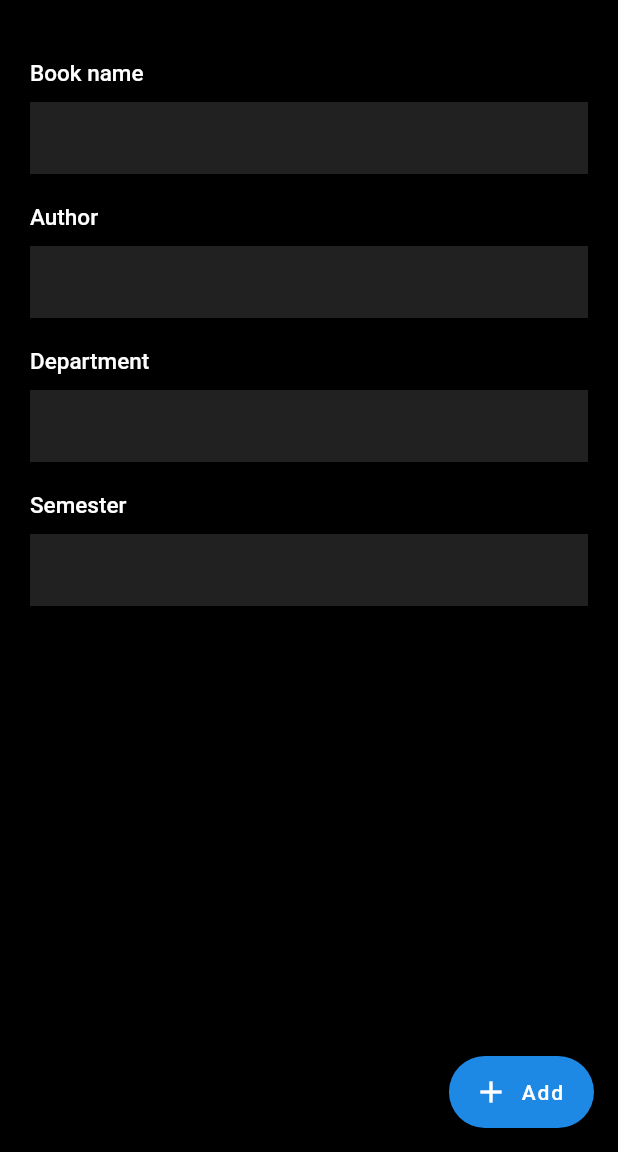
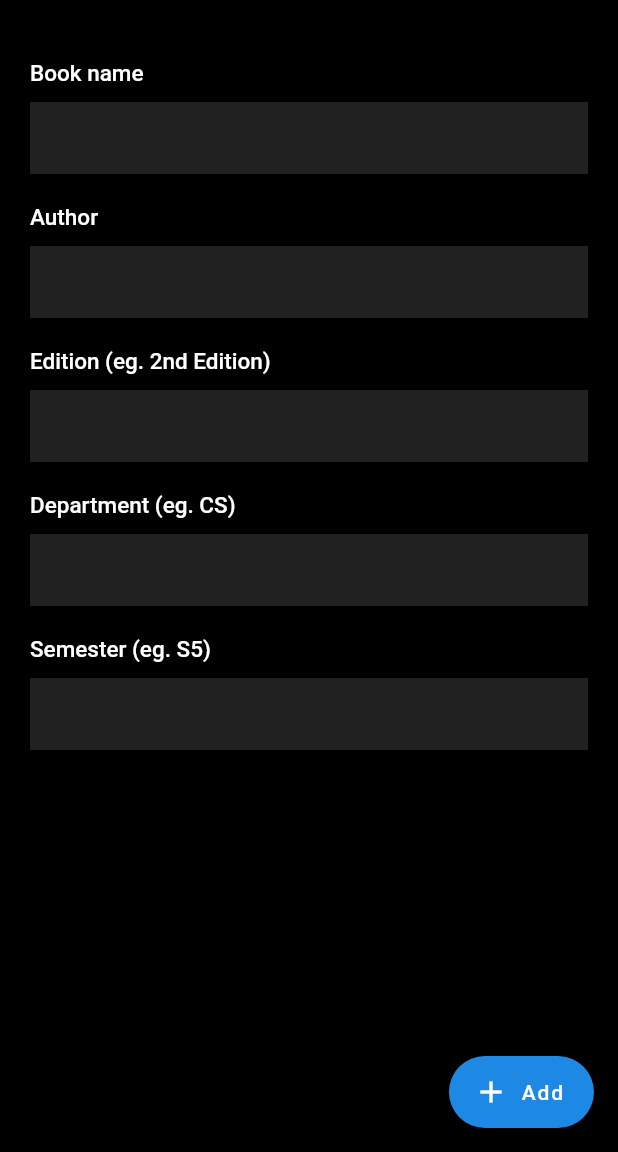
Before and after one commit to aKrRaC/bookopedia, a Flutter app: the screen it shows once a user with an empty profile is signed in, after a tap on "Add Books", on a phone screen of 412 x 824 dp, the part 84-1236 px from its top. Run offline on Flutter 3.47's test engine with Material 2 defaults, Android fonts, the phone set to English and light mode, and no system bars; our stand-ins replace cloud_firestore, firebase_auth, flutter_spinkit; missing offline and left inert: flappy_search_bar; accounts and stored records are empty.

Commit message:
minor changes and cleaups

```diff
--- a/lib/pages/Add_Books.dart
+++ b/lib/pages/Add_Books.dart
@@ -11,6 +11,7 @@ class _AddBooksState extends State<AddBooks> {
 
   String bookname = "";
   String author = "";
+  String edition = "";
   String bdept = "";
   String bsem = "";
   String error = "";
@@ -65,10 +66,13 @@ class _AddBooksState extends State<AddBooks> {
                 else if (title == 'Author'){
                   setState(() => author = val);
                 }
-                else if (title == 'Department'){
+                else if (title == 'Edition (eg. 2nd Edition)'){
+                  setState(() => edition = val);
+                }
+                else if (title == 'Department (eg. CS)'){
                   setState(() => bdept = val);
                 }
-                else if (title == 'Semester'){
+                else if (title == 'Semester (eg. S5)'){
                   setState(() => bsem = val);
                 }
                 /*else if (title == 'Department'){
@@ -95,8 +99,9 @@ class _AddBooksState extends State<AddBooks> {
       children: <Widget>[
         _entryField("Book name",),
         _entryField("Author"),
-        _entryField("Department"),
-        _entryField("Semester"),
+        _entryField("Edition (eg. 2nd Edition)"),
+        _entryField("Department (eg. CS)"),
+        _entryField("Semester (eg. S5)"),
       ],
     );
   }
--- a/lib/pages/HomePage.dart
+++ b/lib/pages/HomePage.dart
@@ -1,40 +1,37 @@
 import 'package:bookopedia/pages/Add_Books.dart';
+import 'package:flutter/cupertino.dart';
 import 'package:flutter/material.dart';
 import 'package:flutter/widgets.dart';
 import 'package:bookopedia/widgets/bezierContainer.dart';
+import 'package:provider/provider.dart';
+import 'package:bookopedia/models/user.dart';
+import 'package:bookopedia/services/database.dart';
+import 'package:bookopedia/shared/loading.dart';
 
-class HomePage extends StatelessWidget {
+class HomePage extends StatefulWidget {
+
+  @override
+  _HomePageState createState() => _HomePageState();
+}
+
+class _HomePageState extends State<HomePage> {
 
   Future navigateToSubPage(context) async {
     Navigator.push(context, MaterialPageRoute(builder: (context) => AddBooks()));
   }
 
-  /*Widget _title() {
-    return RichText(
-      textAlign: TextAlign.center,
-      text: TextSpan(
-          text: 'Hell',
-          style: TextStyle(
-            fontSize: 32,
-            fontWeight: FontWeight.w700,
-            color: Colors.blue[600],
-          ),
-          children: [
-            TextSpan(
-              text: 'o',
-              style: TextStyle(color: Colors.white, fontSize: 32),
-            ),
-            TextSpan(
-              text: 'me',
-              style: TextStyle(color: Colors.blue[600], fontSize: 32),
-            ),
-          ]),
-    );
-  }*/
+  bool isLoading2 = false;
+
 
   @override
   Widget build(BuildContext context) {
+    final user = Provider.of<User>(context);
     final height = MediaQuery.of(context).size.height;
+    return isLoading2 ? Loading() : StreamBuilder(
+        stream: DatabaseService(uid: user.uid).userData,
+        builder: (context, snapshot) {
+          if (snapshot.hasData) {
+            UserData userData = snapshot.data;
             return Scaffold(
               backgroundColor: Colors.black,
               body: Container(
@@ -42,17 +39,41 @@ class HomePage extends StatelessWidget {
                 child: Stack(
                     children: <Widget>[
                       Positioned(
-                top: -height * .28,
-                right: -MediaQuery.of(context).size.width * .45,
-                child: SingleChildScrollView(
-                  child: Column(
-                      children: <Widget>[
-                        BezierContainer(),
-                    ]
-                  )
+                        top: -MediaQuery.of(context).size.height * .28,
+                        right: -MediaQuery.of(context).size.width * .4,
+                        child: BezierContainer(),
+                      ),
+                      Padding(
+                            padding: const EdgeInsets.all(26.0),
+                            child: Align(
+                              alignment: Alignment.topLeft,
+                              child: RichText(
+                                text: TextSpan(
+                                    text: ':) H',
+                                    style: TextStyle(
+                                      fontSize: 35,
+                                      fontWeight: FontWeight.w700,
+                                      color: Colors.blue[600],
+                                    ),
+                                    children: [
+                                      TextSpan(
+                                        text: 'o',
+                                        style: TextStyle(color: Colors.white, fontSize: 35),
+                                      ),
+                                      TextSpan(
+                                        text: 'wdy \n         ',
+                                        style: TextStyle(color: Colors.blue[600], fontSize: 35),
+                                      ),
+                                      TextSpan(
+                                        text: userData.name,
+                                        style: TextStyle(color: Colors.white, fontSize: 22),
+                                      ),
+                                  ],
                                 ),
                               ),
-          ],
+                            ),
+                          ),
+                      ]
                 ),
               ),
               floatingActionButton: FloatingActionButton.extended(
@@ -61,10 +82,15 @@ class HomePage extends StatelessWidget {
                 label: Text('Add Books'),
                 elevation: 2.0,
                 tooltip: 'Add books',
-        onPressed: (){
+                onPressed: () {
                   navigateToSubPage(context);
                 },
-      ),
+              )
+        );
+      }else{
+            return Loading();
+          }
+    }
     );
   }
 }
```
Also changed, not shown: lib/authentication/Signup.dart (+4 -4 lines). Lines whose indentation alone changed are shown as unchanged.
